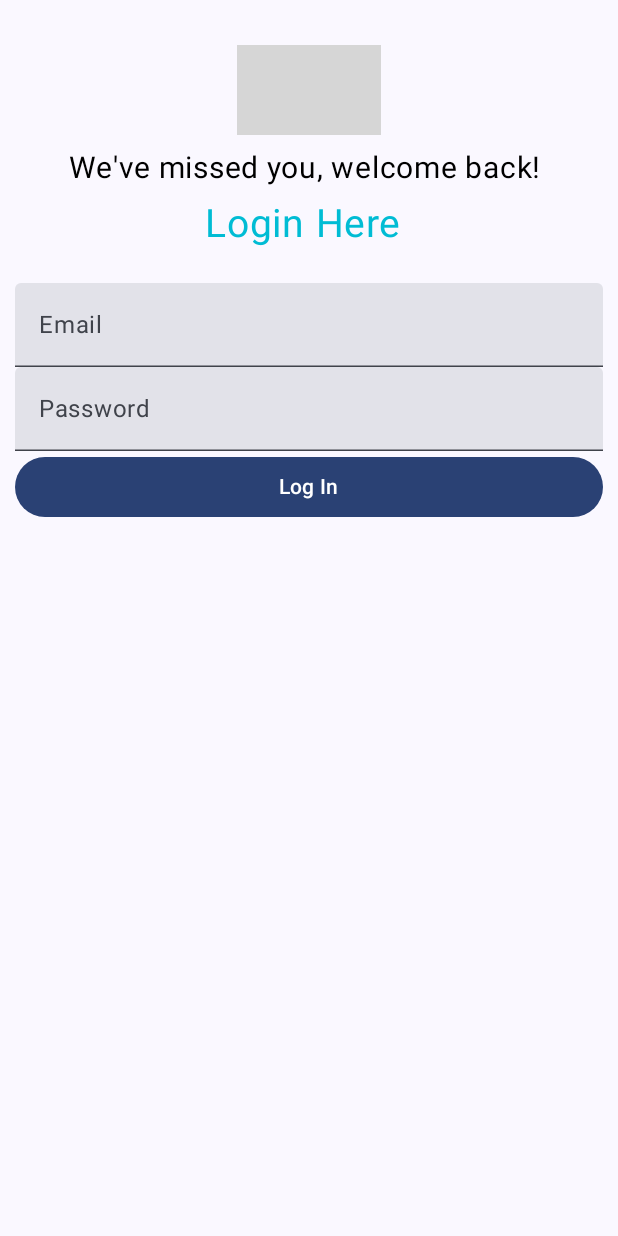
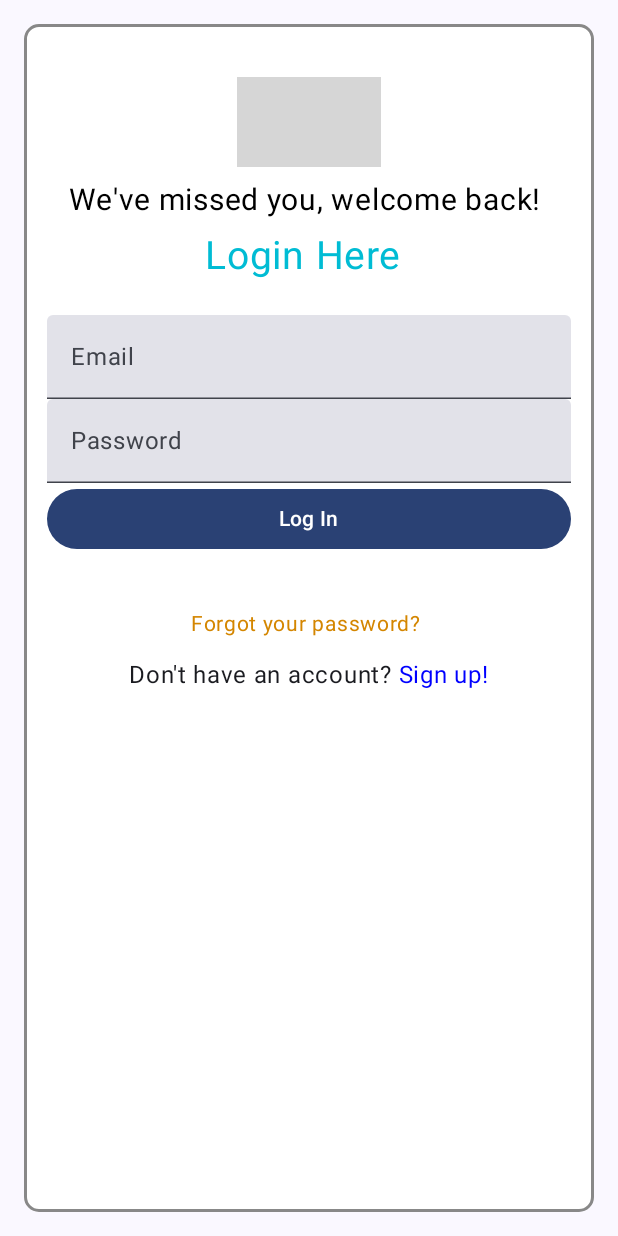
Before and after one commit to patej13/TrashThrashersApp, an Android app built with Jetpack Compose: the screen it shows after launch (MainActivity), after a tap on "Log in", on a phone screen of 412 x 824 dp. Run offline under Robolectric (Android 15) with nearby library versions, the phone set to English and light mode, and no system bars; our stand-ins replace Firebase (no records; nobody signed in at launch, a user with empty details on screens opened directly); grey boxes are pictures that could not be loaded.

Commit message:
added new colors, made new changes. added a placeholder profile picture.

```diff
--- a/app/src/main/java/com/example/trashthrashersapp/LoginScreen.kt
+++ b/app/src/main/java/com/example/trashthrashersapp/LoginScreen.kt
@@ -26,9 +26,12 @@ import androidx.compose.ui.Alignment
 import androidx.compose.ui.graphics.Color
 import androidx.compose.ui.layout.ContentScale
 import androidx.compose.ui.res.painterResource
+import androidx.compose.ui.text.buildAnnotatedString
 import androidx.compose.ui.text.input.PasswordVisualTransformation
+import androidx.compose.ui.text.withStyle
 import androidx.compose.ui.unit.sp
 import androidx.navigation.NavHostController
+import com.example.trashthrashersapp.ui.theme.CustomOrange
 import com.example.trashthrashersapp.ui.theme.CustomTeal
 import com.google.firebase.auth.FirebaseAuth
 
@@ -64,6 +67,20 @@ fun LoginScreen(
             }
         }
     }
+    Box(
+        modifier = modifier
+            .padding(16.dp)
+            .background(
+                Color.White,
+                shape = RoundedCornerShape(10.dp)
+            ) // Adding background and rounded corners
+            .border(
+                2.dp,
+                Color.Gray,
+                RoundedCornerShape(10.dp)
+            ) // Adding border with rounded corners
+            .padding(5.dp) // Padding inside the box
+    ) {
         Column(
             modifier = modifier
                 .padding(10.dp)
@@ -73,8 +90,15 @@ fun LoginScreen(
             Box(
                 modifier = modifier
                     .height(80.dp)
-                .padding(top = 20.dp))
-                { Image(painter = painterResource(id = R.drawable.appname), contentDescription ="Splash Screen logo", modifier = Modifier, contentScale = ContentScale.Crop)
+                    .padding(top = 20.dp)
+            )
+            {
+                Image(
+                    painter = painterResource(id = R.drawable.appname),
+                    contentDescription = "Splash Screen logo",
+                    modifier = Modifier,
+                    contentScale = ContentScale.Crop
+                )
             }
 
             Text(
@@ -93,13 +117,13 @@ fun LoginScreen(
             EmailField(
                 labelText = "Email",
                 textInput = email,
-            onValueChange = {loginViewModel.onEmailChange(it)},
+                onValueChange = { loginViewModel.onEmailChange(it) },
                 modifier = Modifier.fillMaxWidth()
             )
             PasswordField(
                 labelText = "Password",
                 textInput = password,
-            onValueChange = {loginViewModel.onPasswordChange(it)},
+                onValueChange = { loginViewModel.onPasswordChange(it) },
                 modifier = Modifier.fillMaxWidth()
             )
             Button(
@@ -113,13 +137,24 @@ fun LoginScreen(
             Text(
                 text = invalidMessage
             )
-/*        Text(
-            text = "Don't have an account?" ,"Sign up!",
-            fontSize = 20.sp,
-            color = Color.Black,
+
+            Text(
+                text = "Forgot your password? ",
+                fontSize = 14.sp,
+                color = CustomOrange,
                 modifier = Modifier.padding(top = 10.dp, bottom = 10.dp)
+            )
 
-        )*/
+            Text(
+                text = buildAnnotatedString {
+                    append("Don't have an account? ")
+                    withStyle(style = androidx.compose.ui.text.SpanStyle(color = Color.Blue)) {
+                        append("Sign up!")
+                    }
+                },
+                fontSize = 16.sp
+           )
+            }
     }
 }
 @Composable
--- a/app/src/main/java/com/example/trashthrashersapp/ProfileScreen.kt
+++ b/app/src/main/java/com/example/trashthrashersapp/ProfileScreen.kt
@@ -1,9 +1,15 @@
 package com.example.trashthrashersapp
 
+import androidx.compose.foundation.Image
 import androidx.compose.foundation.layout.Arrangement
 import androidx.compose.foundation.layout.Column
+import androidx.compose.foundation.layout.Row
+import androidx.compose.foundation.layout.Spacer
 import androidx.compose.foundation.layout.fillMaxWidth
+import androidx.compose.foundation.layout.height
 import androidx.compose.foundation.layout.padding
+import androidx.compose.foundation.layout.size
+import androidx.compose.foundation.shape.CircleShape
 import androidx.compose.material3.Button
 import androidx.compose.material3.Text
 import androidx.compose.runtime.Composable
@@ -19,6 +25,11 @@ import androidx.compose.runtime.mutableStateOf
 import androidx.compose.runtime.remember
 import androidx.compose.runtime.setValue
 import androidx.compose.ui.Alignment
+import androidx.compose.ui.draw.clip
+import androidx.compose.ui.graphics.Color
+import androidx.compose.ui.layout.ContentScale
+import androidx.compose.ui.res.painterResource
+import androidx.compose.ui.unit.sp
 
 @Composable
 fun ProfileScreen(
@@ -39,12 +50,25 @@ fun ProfileScreen(
             trashMarked = document.getString("trashMarked").toString()
         }
     }
+
+
     Column(
         modifier = modifier.padding(10.dp), horizontalAlignment = Alignment.CenterHorizontally, verticalArrangement = Arrangement.Bottom
     ) {
         Text(
-            "Profile"
+            text = "Profile",
+            fontSize = 20.sp,
         )
+        Image(
+            painter = painterResource(id = R.drawable.placeholder_profile), // Replace with your local drawable
+            contentDescription = "Profile Picture",
+            modifier = Modifier
+                .size(120.dp)
+                .clip(CircleShape),
+            contentScale = ContentScale.Crop
+        )
+
+        Spacer(modifier = Modifier.height(16.dp))
         if (user != null) {
             Text("Hello $userName")
         } else {
--- a/app/src/main/java/com/example/trashthrashersapp/ui/theme/Color.kt
+++ b/app/src/main/java/com/example/trashthrashersapp/ui/theme/Color.kt
@@ -3,6 +3,9 @@ package com.example.trashthrashersapp.ui.theme
 import androidx.compose.ui.graphics.Color
 
 val CustomTeal = Color(0xFF00BCD4)
+val CustomRed = Color(0xFFDE0000)
+val CustomGreen = Color(0xFF20D400)
+val CustomOrange = Color(0xFFD48600)
 val NeutralBackground = Color(0xFFF0F0F0) // Light background
 val ButtonTextColor = Color.White // White text for buttons
 
```
Lines whose indentation alone changed are shown as unchanged.
